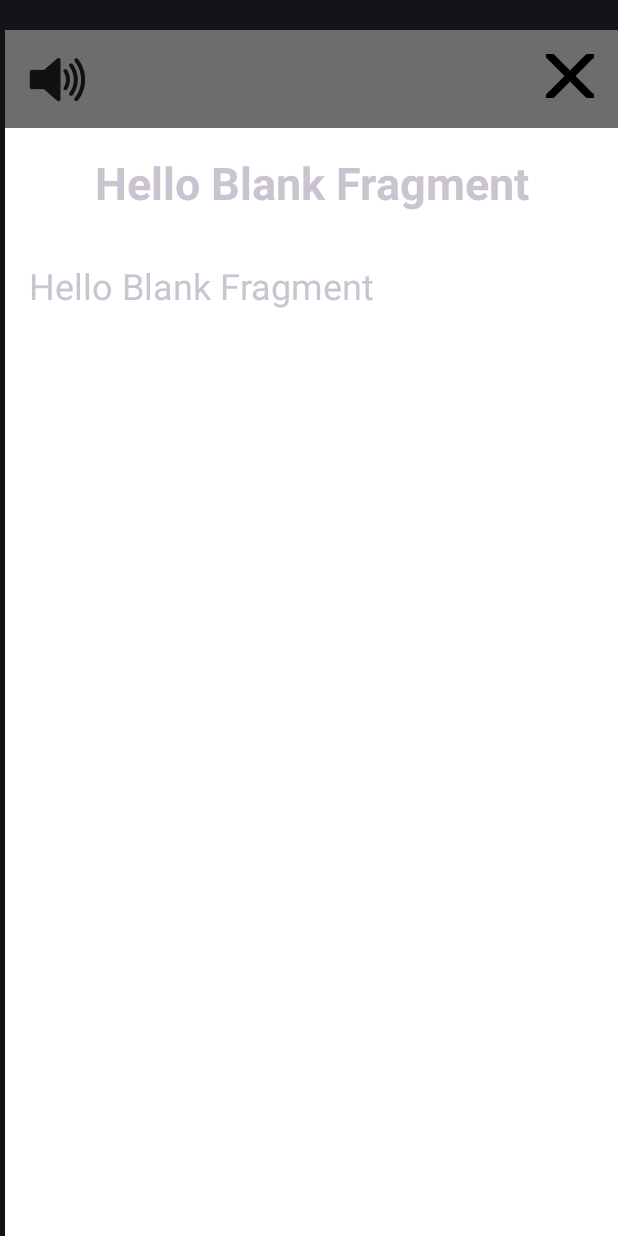
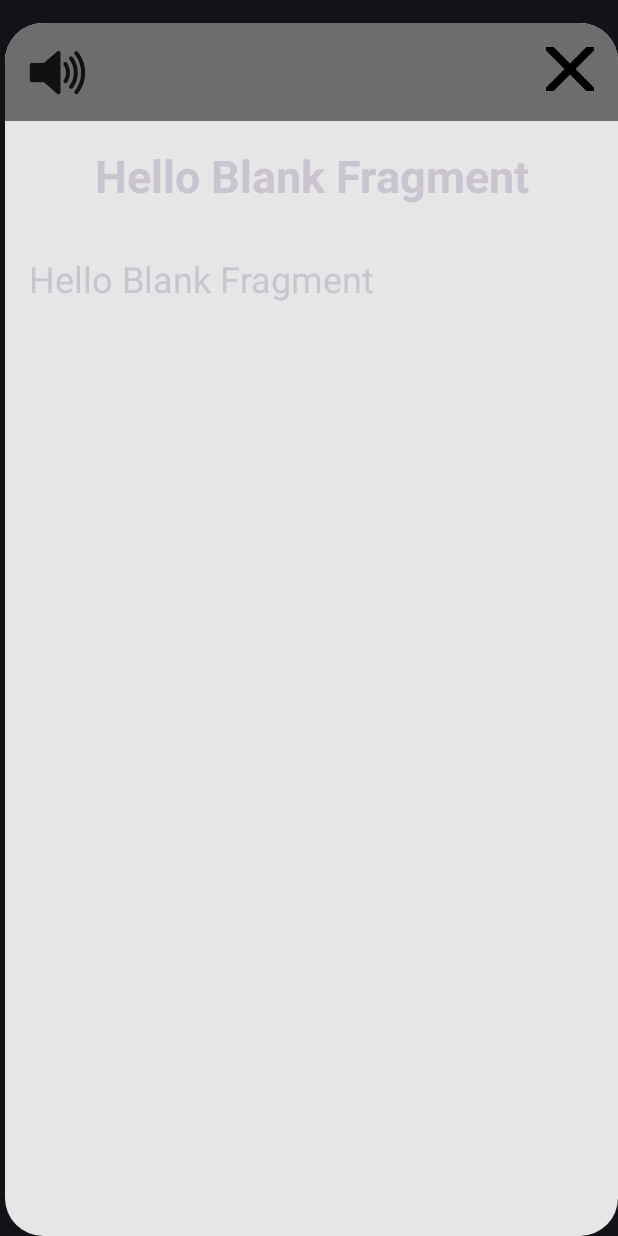
Before and after one commit to sanchit1053/androidAppWXP, an Android app: the layout fragment_story_pop_up.xml on its own in the app's theme, with its tools: preview values and no code run, on a phone screen of 412 x 824 dp. Run offline under Robolectric (Android 15) with nearby library versions, the light colour scheme and no system bars.

Commit message:
Minor UI Modifications in Story Generator

```diff
--- a/app/src/main/java/com/example/myapplication/QuoteGenerator.java
+++ b/app/src/main/java/com/example/myapplication/QuoteGenerator.java
@@ -64,6 +64,7 @@ public class QuoteGenerator extends Fragment {
             public void onClick(View view) {
                 FragmentManager fr = getActivity().getSupportFragmentManager();
                 FragmentTransaction fmt = fr.beginTransaction();
+                fmt.setCustomAnimations(R.anim.slide_up, 0, 0,R.anim.slide_up); // slide_down can be a reverse animation
                 fmt.add(R.id.story,new Story_popUp(index));
                 fmt.addToBackStack(null);
                 fmt.commit();
--- /dev/null
+++ b/app/src/main/res/drawable/rounded_background.xml
@@ -0,0 +1,5 @@
+<?xml version="1.0" encoding="utf-8"?>
+<shape xmlns:android="http://schemas.android.com/apk/res/android" android:shape="rectangle">
+    <solid android:color="#E6E6E6" /> <!-- Background color of your choice -->
+    <corners android:radius="25dp" /> <!-- Adjust the radius to control the roundness -->
+</shape>
--- /dev/null
+++ b/app/src/main/res/drawable/rounded_background2.xml
@@ -0,0 +1,9 @@
+<?xml version="1.0" encoding="utf-8"?>
+<shape xmlns:android="http://schemas.android.com/apk/res/android" android:shape="rectangle">
+    <solid android:color="#6D6D6D" /> <!-- Background color of your choice -->
+    <corners
+        android:topLeftRadius="25dp"
+        android:topRightRadius="25dp"
+        android:bottomLeftRadius="0dp"
+        android:bottomRightRadius="0dp" /> <!-- Adjust the radius to control the roundness -->
+</shape>
--- a/app/src/main/res/layout/fragment_story_pop_up.xml
+++ b/app/src/main/res/layout/fragment_story_pop_up.xml
@@ -3,21 +3,18 @@
     xmlns:tools="http://schemas.android.com/tools"
     android:layout_width="match_parent"
     android:layout_height="match_parent"
-    android:background="#FFFFFF"
     android:layout_marginLeft="3dp"
-    android:layout_marginTop="20dp"
-    android:shape = "rectangle"
+    android:layout_marginTop="15dp"
+    android:background="@drawable/rounded_background"
+    android:shape="rectangle"
+    android:visibility="visible"
     tools:context=".Story_popUp">
 
-
-    <!-- Top bar -->
-
-    <!-- ScrollView for scrollable content -->
     <LinearLayout
         android:id="@+id/topBar"
         android:layout_width="match_parent"
         android:layout_height="wrap_content"
-        android:background="#6D6D6D"
+        android:background="@drawable/rounded_background2"
         android:orientation="horizontal"
         android:padding="16dp">
 
@@ -62,19 +59,20 @@
                 android:id="@+id/title"
                 android:layout_width="match_parent"
                 android:layout_height="wrap_content"
+                android:gravity="center"
+                android:padding="16dp"
                 android:text="Hello Blank Fragment"
-                android:gravity="center"
                 android:textSize="30sp"
-                android:textStyle="bold"
-                android:padding="16dp" />
+                android:textStyle="bold" />
+
             <TextView
                 android:id="@+id/allstory"
                 android:layout_width="match_parent"
                 android:layout_height="wrap_content"
+                android:gravity="start"
+                android:padding="16dp"
                 android:text="Hello Blank Fragment"
-                android:gravity="start"
-                android:textSize="24sp"
-                android:padding="16dp" />
+                android:textSize="24sp" />
 
         </LinearLayout>
 
--- a/app/src/main/res/mipmap-anydpi-v26/ic_speaker.xml
+++ b/app/src/main/res/mipmap-anydpi-v26/ic_speaker.xml
@@ -1,5 +1,5 @@
 <?xml version="1.0" encoding="utf-8"?>
 <adaptive-icon xmlns:android="http://schemas.android.com/apk/res/android">
-    <background android:drawable="@drawable/ic_speaker_background"/>
-    <foreground android:drawable="@drawable/ic_speaker_foreground"/>
+    <background android:drawable="@color/ic_speaker_background"/>
+    <foreground android:drawable="@mipmap/ic_speaker_foreground"/>
 </adaptive-icon>
--- a/app/src/main/res/mipmap-anydpi-v26/ic_speaker_round.xml
+++ b/app/src/main/res/mipmap-anydpi-v26/ic_speaker_round.xml
@@ -1,5 +1,5 @@
 <?xml version="1.0" encoding="utf-8"?>
 <adaptive-icon xmlns:android="http://schemas.android.com/apk/res/android">
-    <background android:drawable="@drawable/ic_speaker_background"/>
-    <foreground android:drawable="@drawable/ic_speaker_foreground"/>
+    <background android:drawable="@color/ic_speaker_background"/>
+    <foreground android:drawable="@mipmap/ic_speaker_foreground"/>
 </adaptive-icon>
--- /dev/null
+++ b/app/src/main/res/values/ic_speaker_background.xml
@@ -0,0 +1,4 @@
+<?xml version="1.0" encoding="utf-8"?>
+<resources>
+    <color name="ic_speaker_background">#D54040</color>
+</resources>
```
Also changed, not shown: app/src/main/res/anim/slide_up.xml (added, +15 -0 lines), app/src/main/ic_speaker-playstore.png, app/src/main/res/mipmap-hdpi/ic_speaker.webp, app/src/main/res/mipmap-hdpi/ic_speaker_round.webp, app/src/main/res/mipmap-mdpi/ic_speaker.webp, app/src/main/res/mipmap-mdpi/ic_speaker_round.webp, app/src/main/res/mipmap-xhdpi/ic_speaker.webp, app/src/main/res/mipmap-xhdpi/ic_speaker_round.webp, app/src/main/res/mipmap-xxhdpi/ic_speaker.webp, app/src/main/res/mipmap-xxhdpi/ic_speaker_round.webp, app/src/main/res/mipmap-xxxhdpi/ic_speaker.webp, app/src/main/res/mipmap-xxxhdpi/ic_speaker_round.webp.
